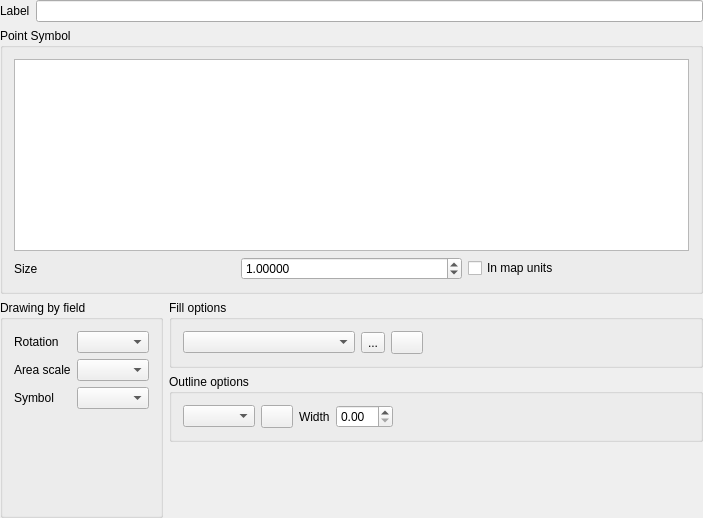
Before: the Qt Designer form qgis/src/ui/qgssinglesymboldialogbase.ui in sourcepole/qgis, drawn with Qt 5.
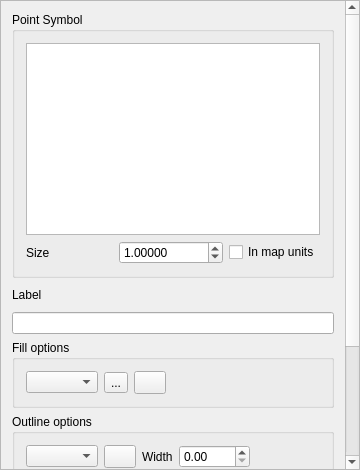
After: the same form once the commit is applied. Custom widgets are drawn as their Qt base class.

Commit message: UI tidy ups

The edit to the form file:
```diff
--- a/qgis/src/ui/qgssinglesymboldialogbase.ui
+++ b/qgis/src/ui/qgssinglesymboldialogbase.ui
@@ -6,8 +6,8 @@
    <rect>
     <x>0</x>
     <y>0</y>
-    <width>703</width>
-    <height>518</height>
+    <width>360</width>
+    <height>470</height>
    </rect>
   </property>
   <property name="sizePolicy">
@@ -19,37 +19,26 @@
   <property name="windowTitle">
    <string>Single Symbol</string>
   </property>
-  <layout class="QGridLayout" name="gridLayout_5">
+  <layout class="QGridLayout" name="gridLayout_6">
    <property name="margin">
     <number>0</number>
    </property>
    <item row="0" column="0">
-    <widget class="QLabel" name="mLabel">
-     <property name="minimumSize">
-      <size>
-       <width>0</width>
-       <height>22</height>
-      </size>
+    <widget class="QScrollArea" name="scrollArea">
+     <property name="widgetResizable">
+      <bool>true</bool>
      </property>
-     <property name="text">
-      <string>Label</string>
-     </property>
-     <property name="buddy">
-      <cstring>mLabelEdit</cstring>
-     </property>
-    </widget>
-   </item>
-   <item row="0" column="1">
-    <widget class="QLineEdit" name="mLabelEdit">
-     <property name="minimumSize">
-      <size>
-       <width>0</width>
-       <height>22</height>
-      </size>
-     </property>
-    </widget>
-   </item>
-   <item row="1" column="0" colspan="2">
+     <widget class="QWidget" name="scrollAreaWidgetContents">
+      <property name="geometry">
+       <rect>
+        <x>0</x>
+        <y>0</y>
+        <width>337</width>
+        <height>616</height>
+       </rect>
+      </property>
+      <layout class="QGridLayout" name="gridLayout_5">
+       <item row="0" column="0">
     <widget class="QGroupBox" name="mGroupPoint">
      <property name="sizePolicy">
       <sizepolicy hsizetype="Expanding" vsizetype="Fixed">
@@ -134,95 +123,42 @@
      </layout>
     </widget>
    </item>
-   <item row="2" column="0" colspan="2">
-    <layout class="QHBoxLayout" name="horizontalLayout_2">
-     <item>
-      <widget class="QGroupBox" name="mGroupDrawingByField">
-       <property name="title">
-        <string>Drawing by field</string>
-       </property>
-       <layout class="QGridLayout" name="gridLayout">
-        <item row="0" column="0">
-         <widget class="QLabel" name="mLblRotationField">
-          <property name="text">
-           <string>Rotation</string>
-          </property>
-          <property name="buddy">
-           <cstring>mRotationClassificationComboBox</cstring>
-          </property>
-         </widget>
-        </item>
-        <item row="0" column="1">
-         <widget class="QComboBox" name="mRotationClassificationComboBox">
-          <property name="minimumSize">
-           <size>
-            <width>0</width>
-            <height>20</height>
-           </size>
-          </property>
-         </widget>
-        </item>
         <item row="1" column="0">
-         <widget class="QLabel" name="textLabel9">
-          <property name="text">
-           <string>Area scale</string>
-          </property>
-          <property name="buddy">
-           <cstring>mScaleClassificationComboBox</cstring>
-          </property>
-         </widget>
-        </item>
-        <item row="1" column="1">
-         <widget class="QComboBox" name="mScaleClassificationComboBox">
+        <widget class="QLabel" name="mLabel">
           <property name="minimumSize">
            <size>
             <width>0</width>
-            <height>20</height>
-           </size>
-          </property>
+           <height>22</height>
+          </size>
+         </property>
+         <property name="text">
+          <string>Label</string>
+         </property>
+         <property name="buddy">
+          <cstring>mLabelEdit</cstring>
+         </property>
          </widget>
         </item>
         <item row="2" column="0">
-         <widget class="QLabel" name="label">
-          <property name="text">
-           <string>Symbol</string>
-          </property>
-          <property name="buddy">
-           <cstring>mSymbolComboBox</cstring>
+        <widget class="QLineEdit" name="mLabelEdit">
+         <property name="minimumSize">
+          <size>
+           <width>0</width>
+           <height>22</height>
+          </size>
           </property>
          </widget>
         </item>
-        <item row="2" column="1">
-         <widget class="QComboBox" name="mSymbolComboBox"/>
-        </item>
         <item row="3" column="0">
-         <spacer name="verticalSpacer_2">
-          <property name="orientation">
-           <enum>Qt::Vertical</enum>
-          </property>
-          <property name="sizeHint" stdset="0">
-           <size>
-            <width>20</width>
-            <height>40</height>
-           </size>
-          </property>
-         </spacer>
-        </item>
-       </layout>
-      </widget>
-     </item>
-     <item>
-      <layout class="QVBoxLayout" name="verticalLayout">
-       <item>
         <widget class="QGroupBox" name="groupBox">
          <property name="title">
           <string>Fill options</string>
          </property>
-         <layout class="QGridLayout" name="gridLayout_3">
-          <item row="0" column="0">
+         <layout class="QHBoxLayout" name="horizontalLayout_2">
+          <item>
            <widget class="QComboBox" name="cboFillStyle">
             <property name="sizePolicy">
-             <sizepolicy hsizetype="Expanding" vsizetype="Fixed">
+             <sizepolicy hsizetype="Minimum" vsizetype="Fixed">
               <horstretch>0</horstretch>
               <verstretch>0</verstretch>
              </sizepolicy>
@@ -239,16 +175,22 @@
               <height>16777215</height>
              </size>
             </property>
+            <property name="iconSize">
+             <size>
+              <width>32</width>
+              <height>32</height>
+             </size>
+            </property>
            </widget>
           </item>
-          <item row="0" column="1">
+          <item>
            <widget class="QToolButton" name="toolSelectTexture">
             <property name="text">
              <string>...</string>
             </property>
            </widget>
           </item>
-          <item row="0" column="2">
+          <item>
            <widget class="QgsColorButton" name="btnFillColor">
             <property name="sizePolicy">
              <sizepolicy hsizetype="Expanding" vsizetype="Fixed">
@@ -259,7 +201,7 @@
             <property name="minimumSize">
              <size>
               <width>32</width>
-              <height>20</height>
+              <height>0</height>
              </size>
             </property>
             <property name="maximumSize">
@@ -273,7 +215,7 @@
             </property>
            </widget>
           </item>
-          <item row="0" column="3">
+          <item>
            <spacer name="horizontalSpacer">
             <property name="orientation">
              <enum>Qt::Horizontal</enum>
@@ -289,7 +231,7 @@
          </layout>
         </widget>
        </item>
-       <item>
+       <item row="4" column="0">
         <widget class="QGroupBox" name="groupBox_3">
          <property name="sizePolicy">
           <sizepolicy hsizetype="Expanding" vsizetype="Fixed">
@@ -300,11 +242,14 @@
          <property name="title">
           <string>Outline options</string>
          </property>
-         <layout class="QGridLayout" name="gridLayout_2">
-          <item row="0" column="0">
+         <layout class="QHBoxLayout" name="horizontalLayout_3">
+          <item>
+           <layout class="QHBoxLayout"/>
+          </item>
+          <item>
            <widget class="QComboBox" name="cboOutlineStyle">
             <property name="sizePolicy">
-             <sizepolicy hsizetype="Preferred" vsizetype="Fixed">
+             <sizepolicy hsizetype="Expanding" vsizetype="Fixed">
               <horstretch>0</horstretch>
               <verstretch>0</verstretch>
              </sizepolicy>
@@ -315,15 +260,15 @@
               <height>20</height>
              </size>
             </property>
-            <property name="maximumSize">
+            <property name="iconSize">
              <size>
-              <width>172</width>
-              <height>16777215</height>
+              <width>32</width>
+              <height>32</height>
              </size>
             </property>
            </widget>
           </item>
-          <item row="0" column="1">
+          <item>
            <widget class="QgsColorButton" name="btnOutlineColor">
             <property name="sizePolicy">
              <sizepolicy hsizetype="Minimum" vsizetype="Fixed">
@@ -334,7 +279,7 @@
             <property name="minimumSize">
              <size>
               <width>32</width>
-              <height>20</height>
+              <height>0</height>
              </size>
             </property>
             <property name="maximumSize">
@@ -348,7 +293,7 @@
             </property>
            </widget>
           </item>
-          <item row="0" column="2">
+          <item>
            <widget class="QLabel" name="outlinewidthlabel">
             <property name="text">
              <string>Width</string>
@@ -358,8 +303,14 @@
             </property>
            </widget>
           </item>
-          <item row="0" column="3">
+          <item>
            <widget class="QDoubleSpinBox" name="outlinewidthspinbox">
+            <property name="sizePolicy">
+             <sizepolicy hsizetype="Expanding" vsizetype="Fixed">
+              <horstretch>0</horstretch>
+              <verstretch>0</verstretch>
+             </sizepolicy>
+            </property>
             <property name="minimumSize">
              <size>
               <width>0</width>
@@ -377,10 +328,7 @@
             </property>
            </widget>
           </item>
-          <item row="1" column="0">
-           <layout class="QHBoxLayout"/>
-          </item>
-          <item row="0" column="4">
+          <item>
            <spacer name="horizontalSpacer_2">
             <property name="orientation">
              <enum>Qt::Horizontal</enum>
@@ -396,22 +344,57 @@
          </layout>
         </widget>
        </item>
-       <item>
-        <spacer name="verticalSpacer">
-         <property name="orientation">
-          <enum>Qt::Vertical</enum>
+       <item row="5" column="0">
+        <widget class="QGroupBox" name="mGroupDrawingByField">
+         <property name="title">
+          <string>Drawing by field</string>
          </property>
-         <property name="sizeHint" stdset="0">
-          <size>
-           <width>20</width>
-           <height>40</height>
-          </size>
-         </property>
-        </spacer>
-       </item>
-      </layout>
-     </item>
-    </layout>
+         <layout class="QGridLayout" name="gridLayout">
+          <item row="0" column="0">
+           <widget class="QLabel" name="mLblRotationField">
+            <property name="text">
+             <string>Rotation</string>
+            </property>
+            <property name="buddy">
+             <cstring>mRotationClassificationComboBox</cstring>
+            </property>
+           </widget>
+          </item>
+          <item row="0" column="1">
+           <widget class="QComboBox" name="mRotationClassificationComboBox"/>
+          </item>
+          <item row="1" column="0">
+           <widget class="QLabel" name="textLabel9">
+            <property name="text">
+             <string>Area scale</string>
+            </property>
+            <property name="buddy">
+             <cstring>mScaleClassificationComboBox</cstring>
+            </property>
+           </widget>
+          </item>
+          <item row="1" column="1">
+           <widget class="QComboBox" name="mScaleClassificationComboBox"/>
+          </item>
+          <item row="2" column="0">
+           <widget class="QLabel" name="label">
+            <property name="text">
+             <string>Symbol</string>
+            </property>
+            <property name="buddy">
+             <cstring>mSymbolComboBox</cstring>
+            </property>
+           </widget>
+          </item>
+          <item row="2" column="1">
+           <widget class="QComboBox" name="mSymbolComboBox"/>
+          </item>
+         </layout>
+        </widget>
+       </item>
+      </layout>
+     </widget>
+    </widget>
    </item>
   </layout>
  </widget>
```
Left out of the diff: 14 changed lines with no effect on the pictures. Lines whose indentation alone changed are shown as unchanged. The commit also changes 3 other files.
